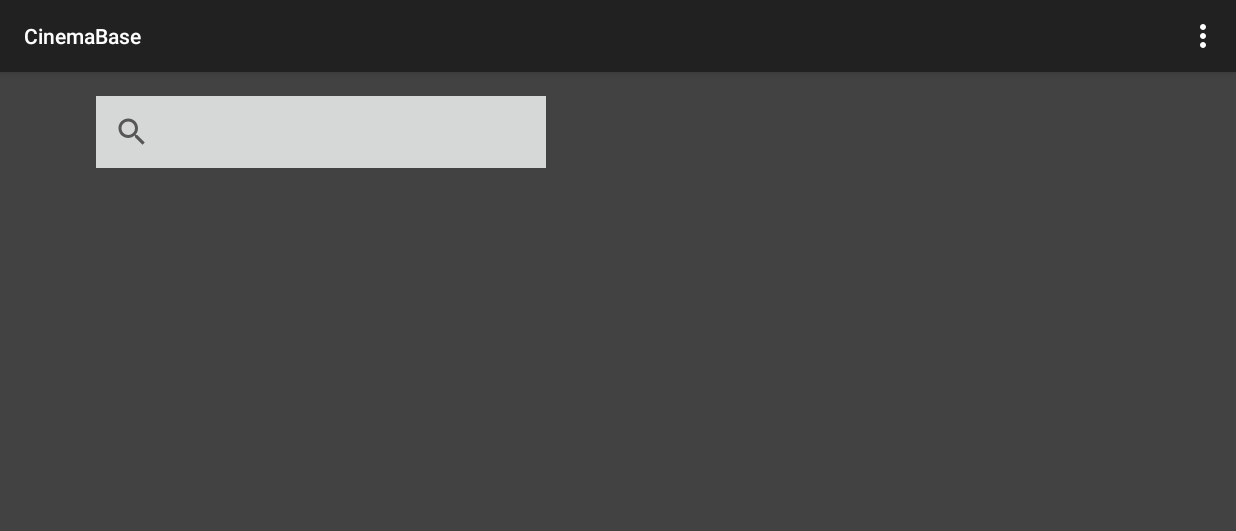
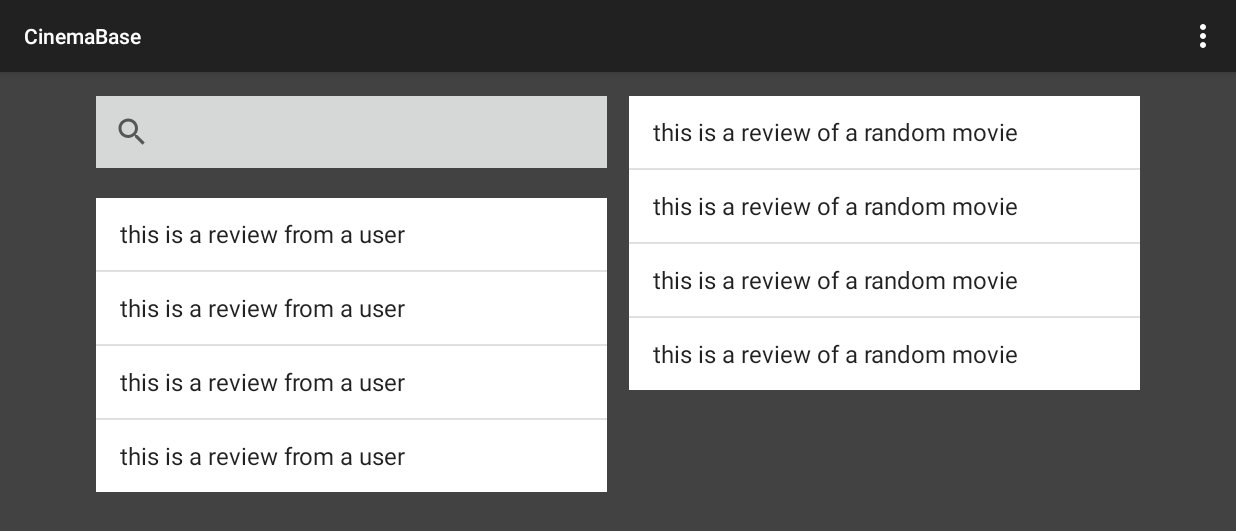
Before and after one commit to FatBrownies/CinemaBase, an Android app: the screen it shows after launch (MainActivity), on a phone screen of 824 x 412 dp (held sideways). Shown: the top 531 px of the screen. Run offline under Robolectric (Android 15) with nearby library versions, the phone set to English and light mode, and no system bars.

Commit message:
Fixed for assignment 2

```diff
--- a/app/src/main/res/layout/activity_main.xml
+++ b/app/src/main/res/layout/activity_main.xml
@@ -1,4 +1,4 @@
-<RelativeLayout xmlns:android="http://schemas.android.com/apk/res/android"
+<LinearLayout xmlns:android="http://schemas.android.com/apk/res/android"
     xmlns:tools="http://schemas.android.com/tools"
     android:layout_width="match_parent"
     android:layout_height="match_parent"
@@ -8,34 +8,43 @@
     android:paddingBottom="@dimen/activity_vertical_margin"
     tools:context=".MainActivity"
     android:background="@color/background_floating_material_dark"
+    android:orientation="horizontal">
+
+    <LinearLayout
+        android:layout_width="match_parent"
+        android:layout_height="wrap_content"
+        android:layout_weight="2"
+        android:layout_marginRight="7dp"
         android:orientation="vertical">
-
         <android.widget.SearchView
             android:id="@+id/searchBar"
             android:queryHint="Movie Search"
-        android:layout_width="300dp"
+            android:layout_width="match_parent"
             android:layout_height="wrap_content"
             android:background="@color/button_material_light">
         </android.widget.SearchView>
         <ListView
             android:layout_width="match_parent"
             android:layout_height="wrap_content"
-        android:layout_toRightOf="@id/searchBar"
-        android:layout_toEndOf="@id/searchBar"
-        android:layout_marginLeft="20dp"
-        android:layout_weight="2"
-        android:background="@color/background_floating_material_light"
-        android:entries="@array/review">
-    </ListView>
-    <ListView
-        android:layout_below="@+id/searchBar"
-        android:layout_alignLeft="@+id/searchBar"
-        android:layout_alignRight="@+id/searchBar"
-        android:layout_width="0dp"
-        android:layout_height="wrap_content"
             android:layout_marginTop="20dp"
             android:background="@color/background_floating_material_light"
             android:entries="@array/db">
         </ListView>
+    </LinearLayout>
 
-</RelativeLayout>
+    <LinearLayout
+        android:layout_width="match_parent"
+        android:layout_height="wrap_content"
+        android:layout_marginLeft="7dp"
+        android:layout_weight="2">
+        <ListView
+            android:layout_width="match_parent"
+            android:layout_height="wrap_content"
+            android:background="@color/background_floating_material_light"
+            android:entries="@array/review">
+        </ListView>
+    </LinearLayout>
+
+
+
+</LinearLayout>
--- a/app/src/main/res/values/strings.xml
+++ b/app/src/main/res/values/strings.xml
@@ -1,7 +1,17 @@
 <resources>
     <string name="app_name">CinemaBase</string>
-    <string-array name="review"></string-array>
-    <string-array name="db"></string-array>
+    <string-array name="review">
+        <item>this is a review of a random movie</item>
+        <item>this is a review of a random movie</item>
+        <item>this is a review of a random movie</item>
+        <item>this is a review of a random movie</item>
+    </string-array>
+    <string-array name="db">
+        <item>this is a review from a user </item>
+        <item>this is a review from a user </item>
+        <item>this is a review from a user </item>
+        <item>this is a review from a user </item>
+    </string-array>
     <string name="action_social">Social</string>
     <string name="action_settings">Settings</string>
     <string name="action_help">Help</string>
```
Lines whose indentation alone changed are shown as unchanged.
